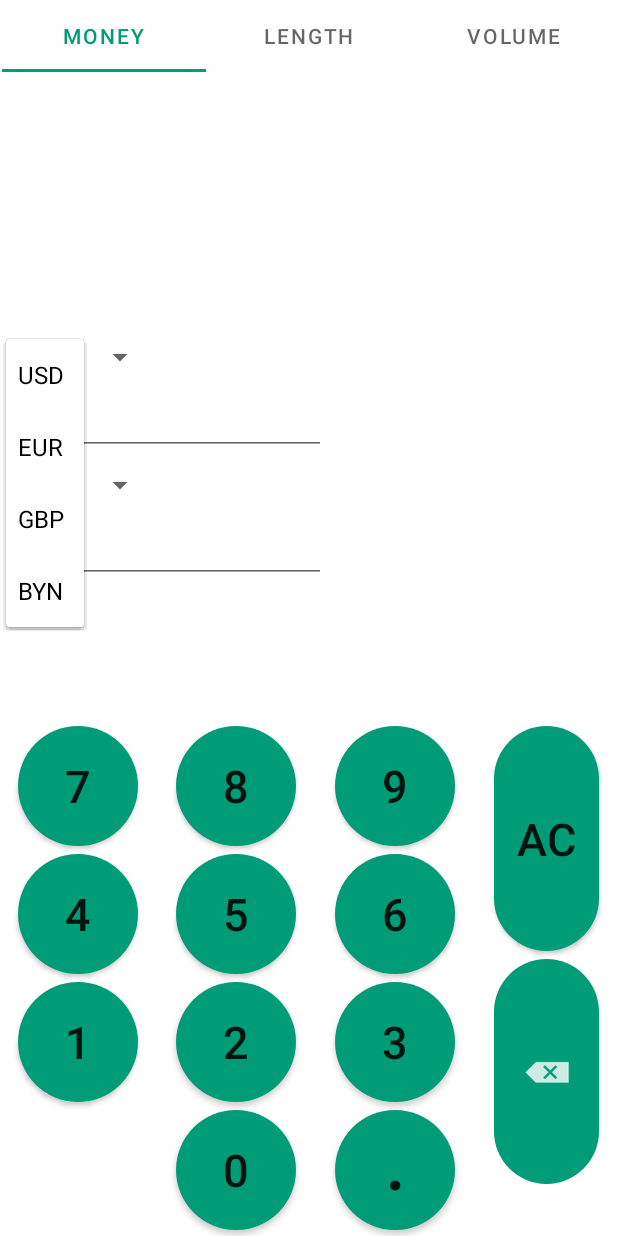
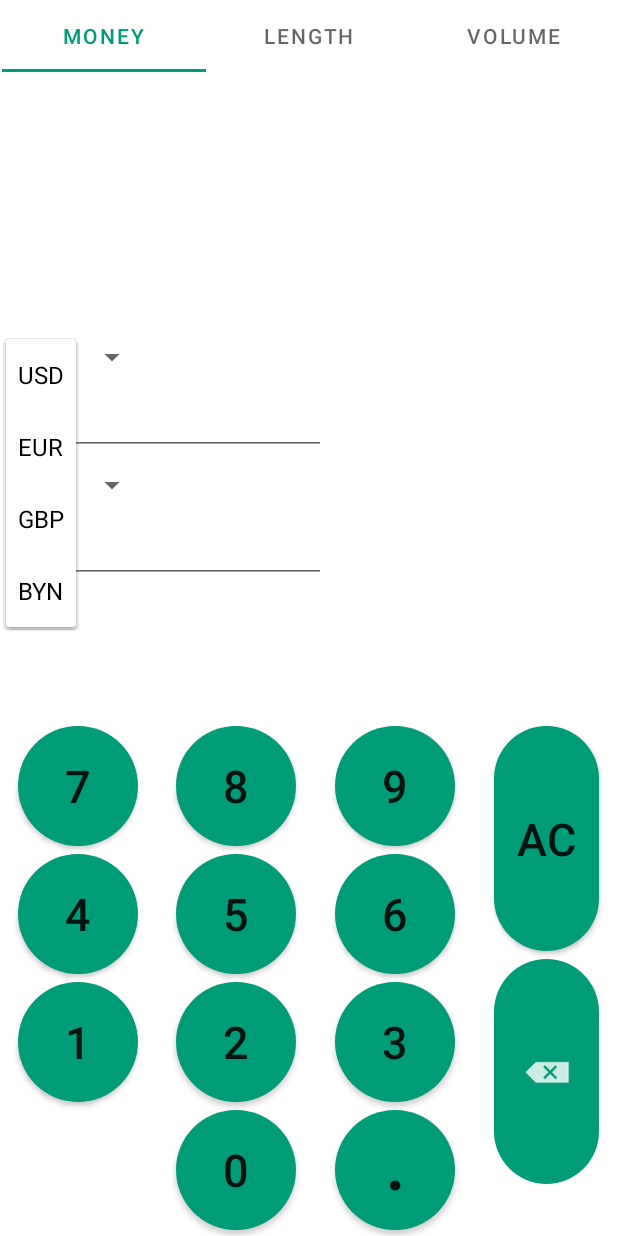
Before and after one commit to de1ukc/Android_university_projects, an Android app: the screen it shows after launch (MainActivity), after a tap on "USD", on a phone screen of 412 x 824 dp. Run offline under Robolectric (Android 15) with nearby library versions, the phone set to English and light mode, and no system bars; libraries missing offline, so code that uses them is left out: android.content.res; 2 statements that could not run were skipped.

Commit message:
Money almauste done
Имеется небольшой косяк: мейн активити имеет доступ к editText из фрагмента, чего вообще быть не должно. Осталось добавить кнопку свапа, поворот экрана, ночную тему и проверить вычисления

```diff
--- a/app/build.gradle
+++ b/app/build.gradle
@@ -36,7 +36,13 @@ android {
     }
 }
 
+
+
+
 dependencies {
+
+
+
 
     implementation 'androidx.core:core-ktx:1.7.0'
     implementation 'androidx.appcompat:appcompat:1.3.0'
--- a/app/src/main/java/com/example/converter/models/DataModel.kt
+++ b/app/src/main/java/com/example/converter/models/AllFragmentsViewModel.kt
@@ -4,20 +4,17 @@ import android.widget.EditText
 import android.widget.Spinner
 import androidx.lifecycle.MutableLiveData
 import androidx.lifecycle.ViewModel
+import com.google.android.material.tabs.TabLayout
 
-open class DataModel: ViewModel() {
-    val message: MutableLiveData<String> by lazy {
+open class AllFragmentsViewModel: ViewModel() {
+    val StringMessage: MutableLiveData<String> by lazy {
         MutableLiveData<String>()
     }
 
     val editTextMessage: MutableLiveData<EditText> by lazy {
         MutableLiveData<EditText>()
     }
-
-    val spinnerFromMessage: MutableLiveData<Spinner> by lazy {
-        MutableLiveData<Spinner>()
-    }
-    val spinnerToMessage: MutableLiveData<Spinner> by lazy {
-        MutableLiveData<Spinner>()
+    val tabLayoutMessage: MutableLiveData<TabLayout> by lazy {
+        MutableLiveData<TabLayout>()
     }
 }
--- a/app/src/main/java/com/example/converter/ui/LengthFragment.kt
+++ b/app/src/main/java/com/example/converter/ui/LengthFragment.kt
@@ -11,10 +11,8 @@ import android.widget.Spinner
 import android.widget.Toast
 import androidx.fragment.app.activityViewModels
 import com.example.converter.databinding.FragmentLengthBinding
-import com.example.converter.models.DataModel
+import com.example.converter.models.AllFragmentsViewModel
 import com.example.converter.services.services
-import kotlin.properties.ReadWriteProperty
-import kotlin.reflect.KProperty
 
 class LengthFragment : Fragment() {
     lateinit var binding: FragmentLengthBinding
@@ -22,7 +20,8 @@ class LengthFragment : Fragment() {
     lateinit var editText2: EditText
     lateinit var spinnerFrom: Spinner
     lateinit var spinnerTo: Spinner
-//    private var dataModel: DataModel by activityViewModels()
+    private val viewModel: AllFragmentsViewModel by activityViewModels<AllFragmentsViewModel>()
+
 
     override fun onCreateView(
         inflater: LayoutInflater, container: ViewGroup?,
--- a/app/src/main/java/com/example/converter/ui/MoneyFragment.kt
+++ b/app/src/main/java/com/example/converter/ui/MoneyFragment.kt
@@ -1,6 +1,7 @@
 package com.example.converter.ui
 
 import android.os.Bundle
+import android.text.SpannableStringBuilder
 import androidx.fragment.app.Fragment
 import android.view.LayoutInflater
 import android.view.View
@@ -11,20 +12,20 @@ import android.widget.Spinner
 import android.widget.Toast
 import androidx.fragment.app.activityViewModels
 import com.example.converter.databinding.FragmentMoneyBinding
-import com.example.converter.models.DataModel
+import com.example.converter.models.AllFragmentsViewModel
 import com.example.converter.services.services
-import kotlin.reflect.KProperty
+import com.example.converter.services.services.Companion.convert
+import com.google.android.material.tabs.TabLayout
 
 
 class MoneyFragment : Fragment() {
-    // TODO: Rename and change types of parameters
-
     lateinit var binding: FragmentMoneyBinding
     lateinit var editText1: EditText
     lateinit var editText2: EditText
     lateinit var spinnerFrom: Spinner
     lateinit var spinnerTo: Spinner
-    private var dataModel: DataModel by activityViewModels()
+    lateinit var tabLayout: TabLayout
+    private val viewModel: AllFragmentsViewModel by activityViewModels<AllFragmentsViewModel>()
 
 
     override fun onCreateView(
@@ -42,12 +43,29 @@ class MoneyFragment : Fragment() {
         spinnerFrom = binding.spinnerFrom
         spinnerTo = binding.spinnerTo
 
+        viewModel.tabLayoutMessage.observe(viewLifecycleOwner) {
+            tabLayout = it
+        }
+
         spinnerFrom.onItemSelectedListener = object : AdapterView.OnItemSelectedListener {
-            override fun onItemSelected(adapterView: AdapterView<*>?, view: View?,
-                position: Int, id: Long) {
-                Toast.makeText(this@MoneyFragment.context,"You Selected " +
-                        "${adapterView?.getItemAtPosition(position)}",Toast.LENGTH_SHORT).show()
+            override fun onItemSelected(
+                adapterView: AdapterView<*>?, view: View?,
+                position: Int, id: Long
+            ) {
+                Toast.makeText(
+                    this@MoneyFragment.context, "You Selected " +
+                            "${adapterView?.getItemAtPosition(position)}", Toast.LENGTH_SHORT
+                ).show()
 
+//                val type: String = tabLayout.getTabAt(tabLayout.selectedTabPosition)?.text.toString()
+//                val from: String = spinnerFrom.selectedItem.toString()
+//
+//                val to: String = spinnerTo.selectedItem.toString()
+//                val number: String = editText1.text.toString()
+//                val answer = convert(type, from, to, number)
+//
+//                editText2.setText(answer)
+                call_converter()
             }
 
             override fun onNothingSelected(p0: AdapterView<*>?) {
@@ -57,11 +75,25 @@ class MoneyFragment : Fragment() {
         }
 
         spinnerTo.onItemSelectedListener = object : AdapterView.OnItemSelectedListener {
-            override fun onItemSelected(adapterView: AdapterView<*>?, view: View?,
-                                        position: Int, id: Long) {
-                Toast.makeText(this@MoneyFragment.context,"You Selected " +
-                        "${adapterView?.getItemAtPosition(position)}",Toast.LENGTH_SHORT).show()
+            override fun onItemSelected(
+                adapterView: AdapterView<*>?, view: View?,
+                position: Int, id: Long
+            ) {
+                Toast.makeText(
+                    this@MoneyFragment.context, "You Selected " +
+                            "${adapterView?.getItemAtPosition(position)}", Toast.LENGTH_SHORT
+                ).show()
 
+
+//                val type: String = tabLayout.getTabAt(tabLayout.selectedTabPosition)?.text.toString()
+//                val from: String = spinnerFrom.selectedItem.toString()
+//
+//                val to: String = spinnerTo.selectedItem.toString()
+//                val number: String = editText1.text.toString()
+//                val answer = convert(type, from, to, number)
+//
+//                editText2.setText(answer)
+                call_converter()
             }
 
             override fun onNothingSelected(p0: AdapterView<*>?) {
@@ -70,16 +102,70 @@ class MoneyFragment : Fragment() {
 
         }
 
-        dataModel.editTextMessage.value = editText1
-        dataModel.spinnerFromMessage.value = spinnerFrom
-        dataModel.spinnerToMessage.value = spinnerTo
+        viewModel.editTextMessage.value = editText1
+
+        viewModel.StringMessage.observe(viewLifecycleOwner) {
+
+            if (it.equals("-1")) {
+                editText1?.setText("")
+            } else if (it.equals("-0")) {
+                val cursorPose: Int = editText1.selectionStart
+                val textLen: Int = editText1.text.length
+
+                if (cursorPose != 0 && textLen != 0) {
+                    val selection: SpannableStringBuilder =
+                        editText1.text as SpannableStringBuilder
+                    selection.replace(cursorPose - 1, cursorPose, "")
+                    editText1.setText(selection)
+                    editText1.setSelection(cursorPose - 1)
+                }
+            } else {
+                updateString(it)
+            }
+
+//            val type: String = tabLayout.getTabAt(tabLayout.selectedTabPosition)?.text.toString()
+//            val from: String = spinnerFrom.selectedItem.toString()
+//
+//            val to: String = spinnerTo.selectedItem.toString()
+//            val number: String = editText1.text.toString()
+//            val answer = convert(type, from, to, number)
+//
+//            editText2.setText(answer)
+            call_converter()
+        }
 
         return binding.root
     }
 
+    override fun onStart() {
+        super.onStart()
+
+    }
+
+    fun updateString(strToAdd: String) {
+        var oldStr: String = editText1?.text.toString()
+        val cursorPos: Int = editText1?.selectionStart
+        var leftString: String = oldStr.substring(0, cursorPos)
+        var rightStr: String = oldStr.substring(cursorPos)
+
+        if (editText1.text.toString().equals("")) {
+            editText1.setText(strToAdd)
+        } else {
+            editText1.setText(String.format("%s%s%s", leftString, strToAdd, rightStr))
+        }
+        editText1.setSelection(cursorPos + 1)
+    }
+
+    fun call_converter() {
+        val type: String = tabLayout.getTabAt(tabLayout.selectedTabPosition)?.text.toString()
+        val from: String = spinnerFrom.selectedItem.toString()
+
+        val to: String = spinnerTo.selectedItem.toString()
+        val number: String = editText1.text.toString()
+        val answer = convert(type, from, to, number)
+
+        editText2.setText(answer)
+    }
+
 
 }
-
-operator fun Any.setValue(moneyFragment: MoneyFragment, property: KProperty<*>, dataModel: DataModel) {
-
-}
--- a/app/src/main/java/com/example/converter/ui/VolumeFragment.kt
+++ b/app/src/main/java/com/example/converter/ui/VolumeFragment.kt
@@ -9,7 +9,9 @@ import android.widget.AdapterView
 import android.widget.EditText
 import android.widget.Spinner
 import android.widget.Toast
+import androidx.fragment.app.activityViewModels
 import com.example.converter.databinding.FragmentVolumeBinding
+import com.example.converter.models.AllFragmentsViewModel
 import com.example.converter.services.services
 
 
@@ -20,6 +22,8 @@ class VolumeFragment : Fragment() {
     lateinit var editText2: EditText
     lateinit var spinnerFrom: Spinner
     lateinit var spinnerTo: Spinner
+    private val viewModel: AllFragmentsViewModel by activityViewModels<AllFragmentsViewModel>()
+
 
     override fun onCreateView(
         inflater: LayoutInflater, container: ViewGroup?,
--- a/app/src/main/res/layout/fragment_length.xml
+++ b/app/src/main/res/layout/fragment_length.xml
@@ -9,7 +9,7 @@
 
     <Spinner
         android:id="@+id/spinnerFrom"
-        android:layout_width="100dp"
+        android:layout_width="wrap_content"
         android:layout_height="wrap_content"
         android:layout_marginStart="4dp"
         android:layout_marginTop="8dp"
@@ -34,7 +34,7 @@
 
     <Spinner
         android:id="@+id/spinnerTo"
-        android:layout_width="100dp"
+        android:layout_width="wrap_content"
         android:layout_height="wrap_content"
         android:layout_marginTop="8dp"
         android:entries="@array/lenghtValues"
--- a/app/src/main/res/layout/fragment_money.xml
+++ b/app/src/main/res/layout/fragment_money.xml
@@ -9,7 +9,7 @@
 
     <Spinner
         android:id="@+id/spinnerFrom"
-        android:layout_width="100dp"
+        android:layout_width="wrap_content"
         android:layout_height="wrap_content"
         android:layout_marginStart="4dp"
         android:layout_marginTop="8dp"
@@ -34,7 +34,7 @@
 
     <Spinner
         android:id="@+id/spinnerTo"
-        android:layout_width="100dp"
+        android:layout_width="wrap_content"
         android:layout_height="wrap_content"
         android:layout_marginTop="8dp"
         android:entries="@array/moneyValues"
--- a/app/src/main/res/layout/fragment_volume.xml
+++ b/app/src/main/res/layout/fragment_volume.xml
@@ -9,7 +9,7 @@
 
     <Spinner
         android:id="@+id/spinnerFrom"
-        android:layout_width="100dp"
+        android:layout_width="wrap_content"
         android:layout_height="wrap_content"
         android:layout_marginStart="4dp"
         android:layout_marginTop="8dp"
@@ -34,7 +34,7 @@
 
     <Spinner
         android:id="@+id/spinnerTo"
-        android:layout_width="100dp"
+        android:layout_width="wrap_content"
         android:layout_height="wrap_content"
         android:layout_marginTop="8dp"
         android:entries="@array/volumeValues"
```
Also changed, not shown: app/src/main/java/com/example/converter/MainActivity.kt (+32 -81 lines), app/src/main/java/com/example/converter/services/services.kt (+15 -2 lines).
